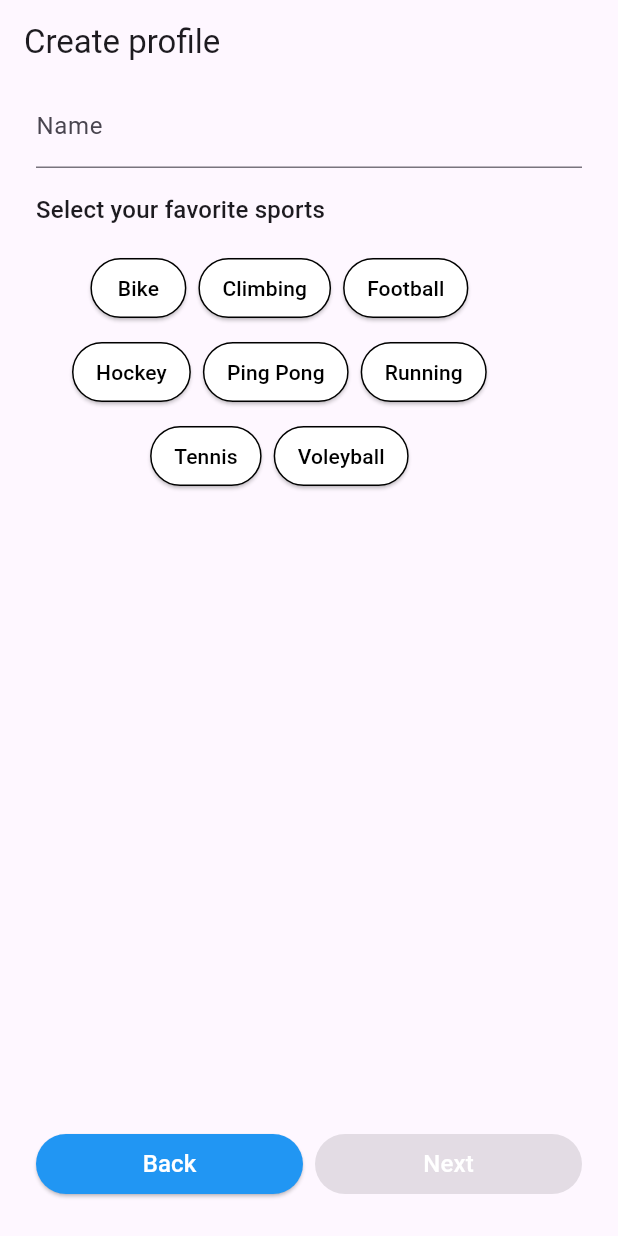
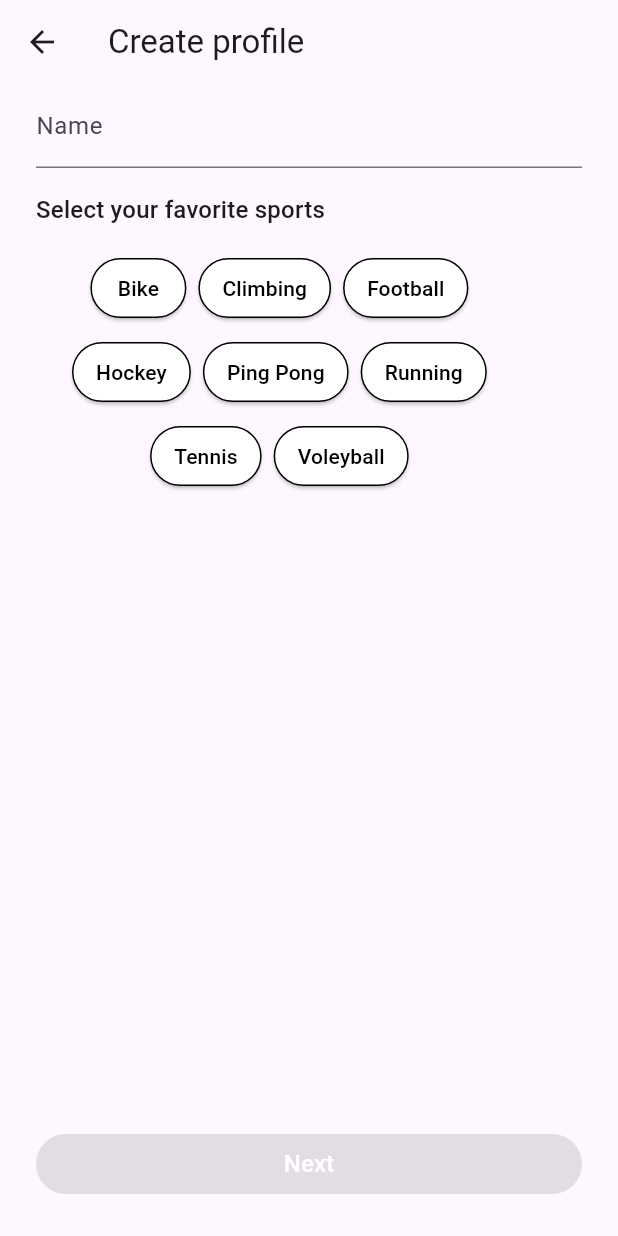
Before and after one commit to aurochs108/sport_matcher, a Flutter app: the CreateProfileScreen screen opened directly, on a phone screen of 412 x 824 dp. Run offline on Flutter 3.47's test engine with Material 3 defaults, Android fonts, the phone set to English and light mode, and no system bars.

Commit message:
deleted back button and added native back button

```diff
--- a/lib/ui/create_profile/widgets/create_profile_screen.dart
+++ b/lib/ui/create_profile/widgets/create_profile_screen.dart
@@ -38,7 +38,6 @@ class _CreateProfileScreenState extends State<CreateProfileScreen> {
     return Scaffold(
       appBar: AppBar(
         title: const Text("Create profile"),
-        automaticallyImplyLeading: false,
       ),
       body: Padding(
         padding: AppTheme.horizontalAndBottom(context),
@@ -56,8 +55,7 @@ class _CreateProfileScreenState extends State<CreateProfileScreen> {
                       textCapitalization: TextCapitalization.words,
                     ),
                     const SizedBox(height: AppTheme.columnSpacingMedium),
-                    const TitleMediumText(
-                        text: "Select your favorite sports"),
+                    const TitleMediumText(text: "Select your favorite sports"),
                     const SizedBox(height: AppTheme.columnSpacingMedium),
                     ChipsCollectionView(
                       items: widget._viewModel.activities,
@@ -70,24 +68,9 @@ class _CreateProfileScreenState extends State<CreateProfileScreen> {
                 ),
               ),
             ),
-            Row(
-              mainAxisAlignment: MainAxisAlignment.end,
-              children: [
-                Expanded(
-                  child: RoundedButton(
-                    buttonTitle: "Back",
-                    onPressed: () {
-                      Navigator.of(context).maybePop();
-                    },
-                  ),
-                ),
-                SizedBox(width: AppTheme.rowSpacingSmall),
-                Expanded(
-                    child: RoundedButton(
-                        buttonTitle: "Next",
-                        onPressed: widget._viewModel.getNextButtonAction())),
-              ],
-            )
+            RoundedButton(
+                buttonTitle: "Next",
+                onPressed: widget._viewModel.getNextButtonAction()),
           ],
         ),
       ),
```
